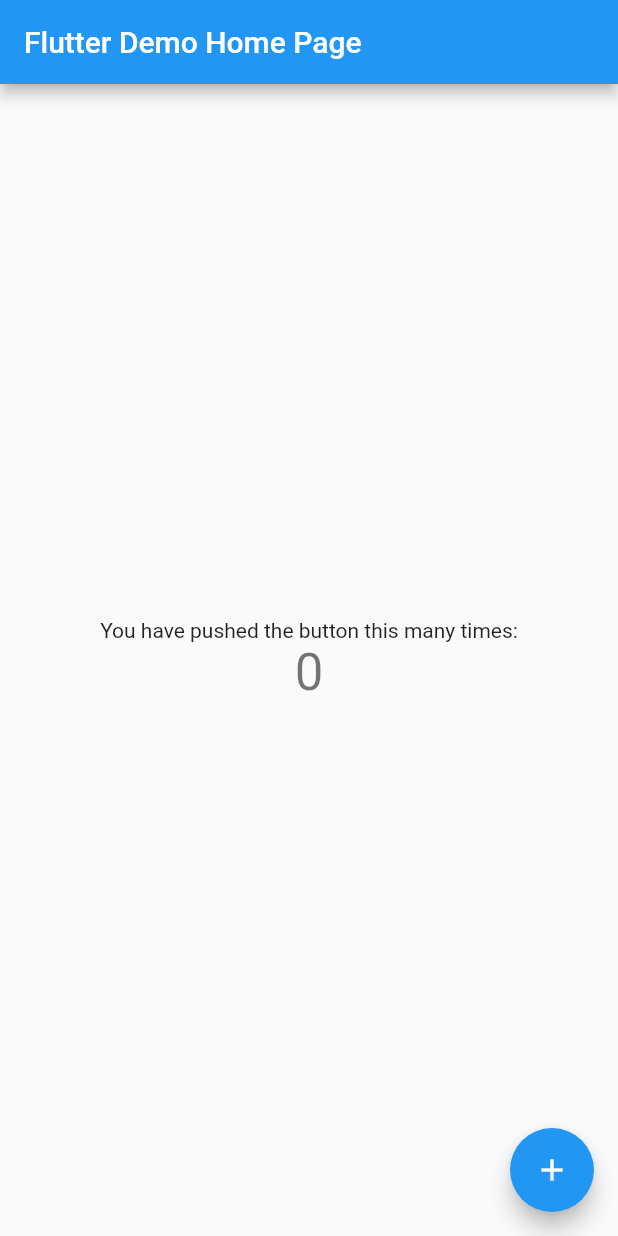
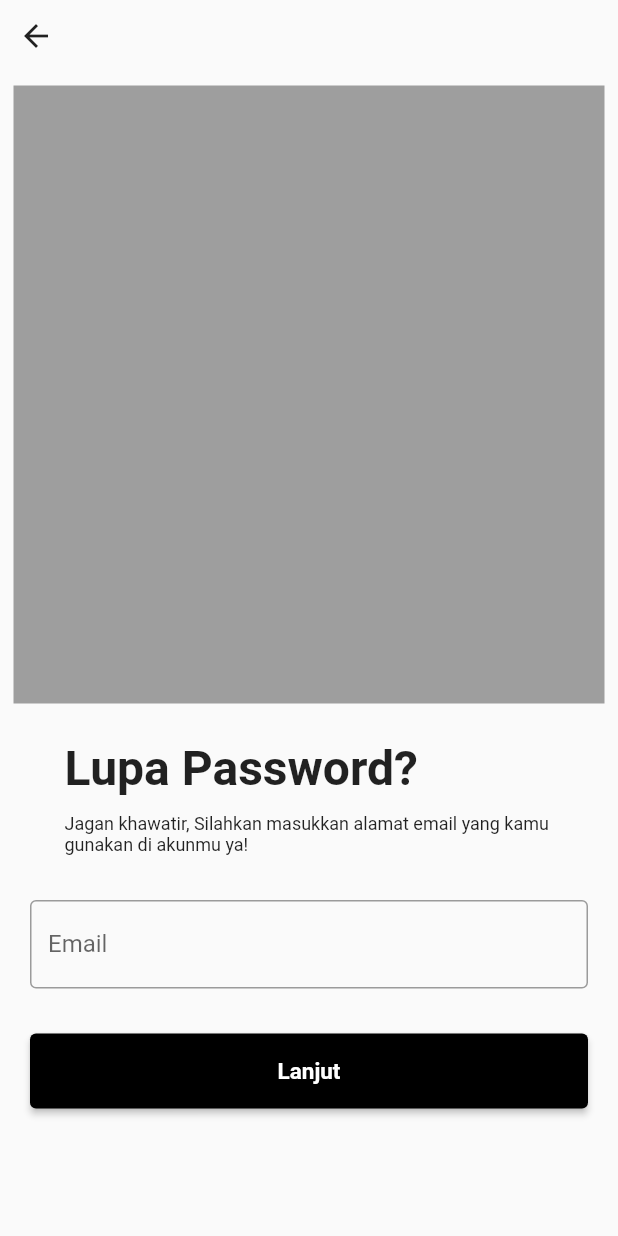
Before and after one commit to Kelompok-3-Capstone-Alterra-2023/Mobile, a Flutter app: the screen it shows after launch, on a phone screen of 412 x 824 dp. Run offline on Flutter 3.47's test engine with Material 2 defaults, Android fonts, the phone set to English and light mode, and no system bars.

Commit message:
slicing forgot and reset password

```diff
--- /dev/null
+++ b/prevent/lib/Screen/home_page.dart
@@ -0,0 +1,79 @@
+import 'package:flutter/material.dart';
+import 'package:prevent/Screen/reset_page.dart';
+
+class ForgotPassScreen extends StatefulWidget {
+  const ForgotPassScreen({Key? key}) : super(key: key);
+
+  @override
+  State<ForgotPassScreen> createState() => _ForgotPassScreenState();
+}
+
+final _emailController = TextEditingController();
+
+class _ForgotPassScreenState extends State<ForgotPassScreen> {
+  @override
+  Widget build(BuildContext context) {
+    return Scaffold(
+      body: Column(
+        children: [
+          Container(
+            alignment: Alignment.centerLeft,
+            child: IconButton(
+                onPressed: () {}, icon: const Icon(Icons.arrow_back)),
+          ),
+          Container(
+            margin: const EdgeInsets.all(9),
+            color: Colors.grey,
+            height: MediaQuery.of(context).size.height / 2,
+          ),
+          Container(
+            alignment: Alignment.centerLeft,
+            margin:
+                const EdgeInsets.only(left: 43, right: 43, top: 15, bottom: 11),
+            child: const Text(
+              'Lupa Password?',
+              style: TextStyle(fontWeight: FontWeight.bold, fontSize: 32),
+            ),
+          ),
+          Container(
+            alignment: Alignment.centerLeft,
+            margin: const EdgeInsets.only(left: 43, right: 43, bottom: 30),
+            child: const Text(
+              'Jagan khawatir, Silahkan masukkan alamat email yang kamu gunakan di akunmu ya!',
+              style: TextStyle(fontSize: 12),
+            ),
+          ),
+          Container(
+            margin: const EdgeInsets.only(left: 20, right: 20, bottom: 30),
+            child: TextFormField(
+              controller: _emailController,
+              decoration: const InputDecoration(
+                  labelText: 'Email', border: OutlineInputBorder()),
+            ),
+          ),
+          Container(
+            margin: const EdgeInsetsDirectional.symmetric(horizontal: 20),
+            child: ElevatedButton(
+              style: ButtonStyle(
+                  minimumSize: MaterialStateProperty.all(
+                    Size(MediaQuery.of(context).size.width, 50),
+                  ),
+                  backgroundColor: MaterialStateProperty.all(Colors.black)),
+              onPressed: () => Navigator.push(
+                  context,
+                  MaterialPageRoute(
+                      builder: (context) => const ResetPassScreen())),
+              child: const Text(
+                'Lanjut',
+                style: TextStyle(
+                    color: Colors.white,
+                    fontWeight: FontWeight.bold,
+                    fontSize: 15),
+              ),
+            ),
+          ),
+        ],
+      ),
+    );
+  }
+}
--- a/prevent/lib/main.dart
+++ b/prevent/lib/main.dart
@@ -1,4 +1,5 @@
 import 'package:flutter/material.dart';
+import 'package:prevent/Screen/home_page.dart';
 
 void main() {
   runApp(const MyApp());
@@ -7,109 +8,15 @@ void main() {
 class MyApp extends StatelessWidget {
   const MyApp({super.key});
 
-  // This widget is the root of your application.
   @override
   Widget build(BuildContext context) {
     return MaterialApp(
       title: 'Flutter Demo',
       theme: ThemeData(
-        // This is the theme of your application.
-        //
-        // Try running your application with "flutter run". You'll see the
-        // application has a blue toolbar. Then, without quitting the app, try
-        // changing the primarySwatch below to Colors.green and then invoke
-        // "hot reload" (press "r" in the console where you ran "flutter run",
-        // or simply save your changes to "hot reload" in a Flutter IDE).
-        // Notice that the counter didn't reset back to zero; the application
-        // is not restarted.
         primarySwatch: Colors.blue,
       ),
-      home: const MyHomePage(title: 'Flutter Demo Home Page'),
+      debugShowCheckedModeBanner: false,
+      home: const ForgotPassScreen(),
     );
   }
 }
-
-class MyHomePage extends StatefulWidget {
-  const MyHomePage({super.key, required this.title});
-
-  // This widget is the home page of your application. It is stateful, meaning
-  // that it has a State object (defined below) that contains fields that affect
-  // how it looks.
-
-  // This class is the configuration for the state. It holds the values (in this
-  // case the title) provided by the parent (in this case the App widget) and
-  // used by the build method of the State. Fields in a Widget subclass are
-  // always marked "final".
-
-  final String title;
-
-  @override
-  State<MyHomePage> createState() => _MyHomePageState();
-}
-
-class _MyHomePageState extends State<MyHomePage> {
-  int _counter = 0;
-
-  void _incrementCounter() {
-    setState(() {
-      // This call to setState tells the Flutter framework that something has
-      // changed in this State, which causes it to rerun the build method below
-      // so that the display can reflect the updated values. If we changed
-      // _counter without calling setState(), then the build method would not be
-      // called again, and so nothing would appear to happen.
-      _counter++;
-    });
-  }
-
-  @override
-  Widget build(BuildContext context) {
-    // This method is rerun every time setState is called, for instance as done
-    // by the _incrementCounter method above.
-    //
-    // The Flutter framework has been optimized to make rerunning build methods
-    // fast, so that you can just rebuild anything that needs updating rather
-    // than having to individually change instances of widgets.
-    return Scaffold(
-      appBar: AppBar(
-        // Here we take the value from the MyHomePage object that was created by
-        // the App.build method, and use it to set our appbar title.
-        title: Text(widget.title),
-      ),
-      body: Center(
-        // Center is a layout widget. It takes a single child and positions it
-        // in the middle of the parent.
-        child: Column(
-          // Column is also a layout widget. It takes a list of children and
-          // arranges them vertically. By default, it sizes itself to fit its
-          // children horizontally, and tries to be as tall as its parent.
-          //
-          // Invoke "debug painting" (press "p" in the console, choose the
-          // "Toggle Debug Paint" action from the Flutter Inspector in Android
-          // Studio, or the "Toggle Debug Paint" command in Visual Studio Code)
-          // to see the wireframe for each widget.
-          //
-          // Column has various properties to control how it sizes itself and
-          // how it positions its children. Here we use mainAxisAlignment to
-          // center the children vertically; the main axis here is the vertical
-          // axis because Columns are vertical (the cross axis would be
-          // horizontal).
-          mainAxisAlignment: MainAxisAlignment.center,
-          children: <Widget>[
-            const Text(
-              'You have pushed the button this many times:',
-            ),
-            Text(
-              '$_counter',
-              style: Theme.of(context).textTheme.headlineMedium,
-            ),
-          ],
-        ),
-      ),
-      floatingActionButton: FloatingActionButton(
-        onPressed: _incrementCounter,
-        tooltip: 'Increment',
-        child: const Icon(Icons.add),
-      ), // This trailing comma makes auto-formatting nicer for build methods.
-    );
-  }
-}
```
Also changed, not shown: prevent/lib/Screen/reset_page.dart (added, +101 -0 lines).
